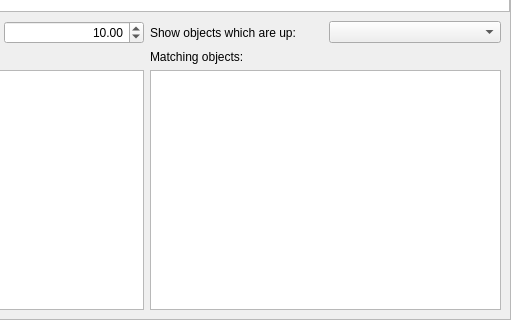
Qt form src/gui/astroCalcDialog.ui (519984307/stellarium_src) before a commit; both pictures show x 217 to 728 and y 86 to 406 of the 728 by 406 pixel window.
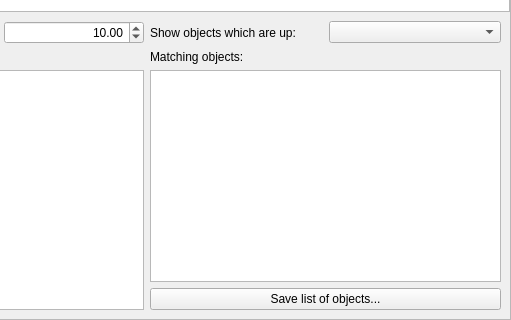
The same form after that commit. The open tabs and pages were chosen to show the change. Icons and pictures are not drawn. Custom widgets are drawn as their Qt base class.

Commit message: Added tool to save list of objects in AstroCalc/WUT tool

```diff
--- a/src/gui/astroCalcDialog.ui
+++ b/src/gui/astroCalcDialog.ui
@@ -938,6 +938,13 @@
             <item>
              <widget class="QListWidget" name="wutMatchingObjectsListWidget"/>
             </item>
+            <item>
+             <widget class="QPushButton" name="saveObjectsButton">
+              <property name="text">
+               <string>Save list of objects...</string>
+              </property>
+             </widget>
+            </item>
            </layout>
           </item>
           <item row="0" column="1">
```
The commit also changes 3 other files.
